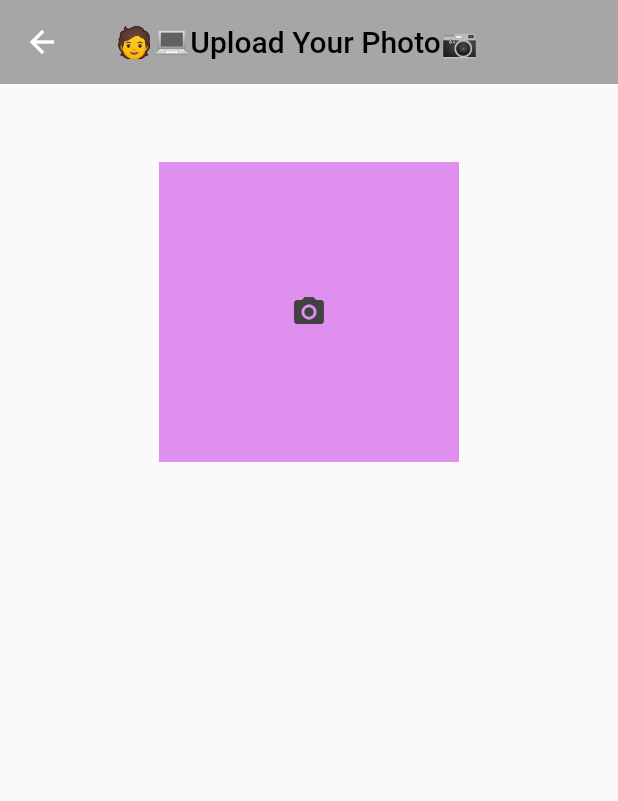
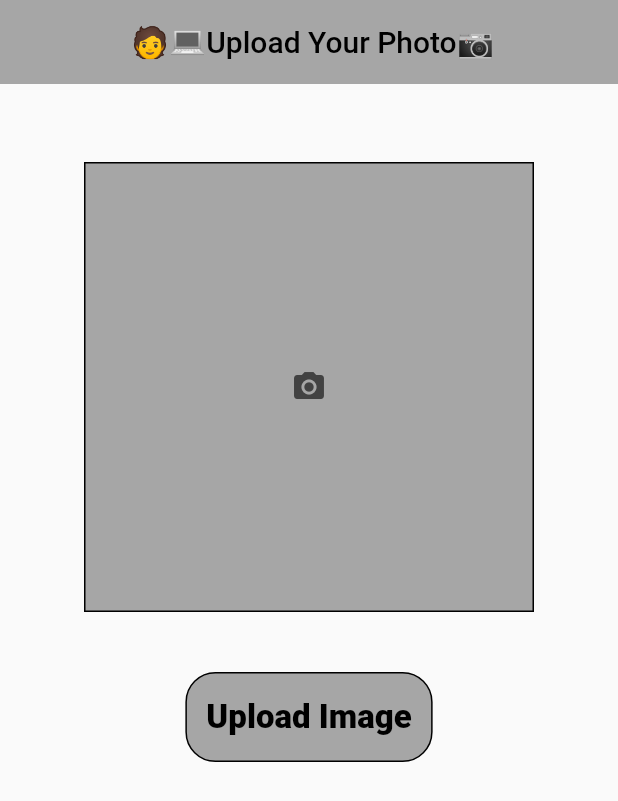
Before and after one commit to AbdelrahmanEhab20/FirstTask-Personal-info-Flutter, a Flutter app: the screen it shows after launch, after a tap on an icon or button, on a phone screen of 412 x 824 dp. Shown: the top 801 px of the screen. Run offline on Flutter 3.47's test engine with Material 2 defaults, Android fonts, the phone set to English and light mode, and no system bars; our stand-ins replace flutter_svg, image_picker; missing offline and left inert: art_sweetalert.

```diff
--- a/lib/main.dart
+++ b/lib/main.dart
@@ -214,6 +214,7 @@ class _MyAppState extends State<MyApp> {
     if (textFirst.isEmpty ||
         textLast.isEmpty ||
         monthValue.isEmpty ||
+        widget.CheckGenderResult.isEmpty ||
         yearValue.isEmpty) {
       setState(() {
         ArtSweetAlert.show(
@@ -248,9 +249,14 @@ class _MyAppState extends State<MyApp> {
       debugShowCheckedModeBanner: false,
       title: 'Task-One',
       //Start Of The Page before Splitting Widgets
-      home: Scaffold(
+      home: WillPopScope(
+        onWillPop: () async {
+          return false;
+        },
+        child: Scaffold(
           backgroundColor: Color.fromRGBO(247, 247, 247, 1),
           appBar: AppBar(
+            automaticallyImplyLeading: false,
             backgroundColor: Color(0xFFF7F7F7),
             elevation: 0,
             title: Image.asset(
@@ -324,8 +330,11 @@ class _MyAppState extends State<MyApp> {
                     ),
                   SizedBox(height: 15),
                   // File Date in separated structure Widgets --> Wrapping the values
-                BiggerDateWidget(widget._controllerDay, widget._controllerMonth,
-                    widget._controllerYear, widget.errorMessageDate),
+                  BiggerDateWidget(
+                      widget._controllerDay,
+                      widget._controllerMonth,
+                      widget._controllerYear,
+                      widget.errorMessageDate),
                   SizedBox(height: 15),
                   // File Gender Male / Female Widgets
                   biggerGenderWidget(
@@ -410,6 +419,7 @@ class _MyAppState extends State<MyApp> {
             ),
           ),
         ),
+      ),
     );
   }
 }
--- a/lib/widgets/biggerDateWidget.dart
+++ b/lib/widgets/biggerDateWidget.dart
@@ -145,7 +145,7 @@ class BiggerDateWidgetState extends State<BiggerDateWidget> {
                 border: Border.all(
                     color: (!widget.errorMessageDate.isEmpty)
                         ? Color.fromARGB(255, 231, 5, 5)
-                        : Color(0xFF757575)),
+                        : Color.fromARGB(255, 191, 187, 187)),
                 borderRadius: BorderRadius.circular(30),
               ),
               child: TextField(
@@ -175,7 +175,7 @@ class BiggerDateWidgetState extends State<BiggerDateWidget> {
                 border: Border.all(
                     color: (!widget.errorMessageDate.isEmpty)
                         ? Color.fromARGB(255, 231, 5, 5)
-                        : Color(0xFF757575)),
+                        : Color.fromARGB(255, 191, 187, 187)),
                 borderRadius: BorderRadius.circular(30),
               ),
               child: TextField(
@@ -202,7 +202,7 @@ class BiggerDateWidgetState extends State<BiggerDateWidget> {
                 border: Border.all(
                     color: (!widget.errorMessageDate.isEmpty)
                         ? Color.fromARGB(255, 231, 5, 5)
-                        : Color(0xFF757575)),
+                        : Color.fromARGB(255, 191, 187, 187)),
                 borderRadius: BorderRadius.circular(30),
               ),
               child: TextField(
--- a/lib/widgets/imageClass.dart
+++ b/lib/widgets/imageClass.dart
@@ -30,8 +30,14 @@ class ImageFromGalleryExState extends State<ImageFromGalleryEx> {
 
   @override
   Widget build(BuildContext context) {
-    return Scaffold(
+    return WillPopScope(
+      onWillPop: () async {
+        return false;
+      },
+      child: Scaffold(
         appBar: AppBar(
+          centerTitle: true,
+          automaticallyImplyLeading: false,
           backgroundColor: Color.fromARGB(255, 166, 166, 166),
           elevation: 0,
           title: Text(
@@ -60,9 +66,10 @@ class ImageFromGalleryExState extends State<ImageFromGalleryEx> {
                   });
                 },
                 child: Container(
-                width: 200,
-                height: 200,
-                decoration: BoxDecoration(color: Color(0xFF25D7FB)),
+                  width: 300,
+                  height: 300,
+                  decoration:
+                      BoxDecoration(color: Color.fromARGB(255, 166, 166, 166)),
                   child: _image != null
                       ? Image.file(
                           _image,
@@ -71,7 +78,9 @@ class ImageFromGalleryExState extends State<ImageFromGalleryEx> {
                           fit: BoxFit.fitHeight,
                         )
                       : Container(
-                        decoration: BoxDecoration(color: Color(0xFFDF8FEE)),
+                          decoration: BoxDecoration(
+                              border: Border.all(),
+                              color: Color.fromARGB(255, 166, 166, 166)),
                           width: 200,
                           height: 200,
                           child: Icon(
@@ -81,8 +90,28 @@ class ImageFromGalleryExState extends State<ImageFromGalleryEx> {
                         ),
                 ),
               ),
-          )
+            ),
+            Container(
+                decoration: BoxDecoration(
+                    border: Border.all(),
+                    borderRadius: BorderRadius.circular(20),
+                    color: Color.fromARGB(255, 166, 166, 166)),
+                margin: EdgeInsets.all(40),
+                padding: EdgeInsets.all(5),
+                child: TextButton(
+                  onPressed: (() {
+                    Navigator.popAndPushNamed(context, '/');
+                  }),
+                  child: Text(
+                    'Upload Image',
+                    style: TextStyle(
+                        fontSize: 22,
+                        color: Color.fromARGB(255, 0, 0, 0),
+                        fontWeight: FontWeight.w800),
+                  ),
+                )),
           ],
+        ),
       ),
     );
   }
```
Lines whose indentation alone changed are shown as unchanged.
